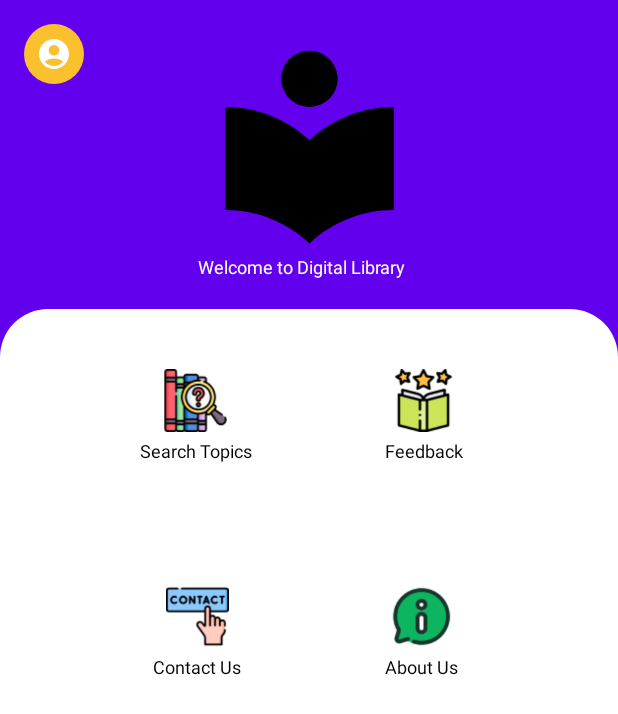
After one commit to saikrishna7093/DigitalLibrary, an Android app built with Jetpack Compose: the LibraryHomeActivity screen opened directly, with no data from a screen before it, on a phone screen of 412 x 824 dp. The commit adds this screen. Shown: the top 714 px of the screen. Run offline under Robolectric (Android 15) with nearby library versions, the phone set to English and light mode, and no system bars.

Commit message:
Second commit

```diff
--- a/app/src/main/AndroidManifest.xml
+++ b/app/src/main/AndroidManifest.xml
@@ -12,6 +12,9 @@
         android:supportsRtl="true"
         android:theme="@style/Theme.DigitalLibrary"
         tools:targetApi="31">
+        <activity
+            android:name=".LibraryHomeActivity"
+            android:exported="false" />
         <activity
             android:name=".OptInActivity"
             android:exported="false" />
--- a/app/src/main/java/com/saikrishnapannela/digitallibrary/GoInActivity.kt
+++ b/app/src/main/java/com/saikrishnapannela/digitallibrary/GoInActivity.kt
@@ -3,6 +3,7 @@ package com.saikrishnapannela.digitallibrary
 import android.app.Activity
 import android.content.Intent
 import android.os.Bundle
+import android.widget.Toast
 import androidx.activity.ComponentActivity
 import androidx.activity.compose.setContent
 import androidx.compose.foundation.Image
@@ -202,10 +203,12 @@ fun GoInScreen() {
 
                                 email.isBlank() -> {
                                     errorMessage = "Please enter your email."
+                                    Toast.makeText(context, "Please enter your email.", Toast.LENGTH_SHORT).show()
                                 }
 
                                 password.isBlank() -> {
                                     errorMessage = "Please enter your password."
+                                    Toast.makeText(context, "Please enter your password.", Toast.LENGTH_SHORT).show()
                                 }
 
 
@@ -214,6 +217,8 @@ fun GoInScreen() {
                                     errorMessage = ""
 
 
+                                    context.startActivity(Intent(context, LibraryHomeActivity::class.java))
+                                    (context as Activity).finish()
 
                                 }
                             }
@@ -223,7 +228,8 @@ fun GoInScreen() {
 
                         modifier = Modifier
                             .fillMaxWidth()
-                            .height(50.dp),
+                            .height(50.dp)
+                            ,
                         shape = RoundedCornerShape(8.dp),
                         colors = ButtonDefaults.buttonColors(containerColor = Color(0xFFFBC02D)) // Yellow button
                     ) {
--- /dev/null
+++ b/app/src/main/java/com/saikrishnapannela/digitallibrary/LibraryHomeActivity.kt
@@ -0,0 +1,253 @@
+package com.saikrishnapannela.digitallibrary
+
+import android.os.Bundle
+import androidx.activity.ComponentActivity
+import androidx.activity.compose.setContent
+import androidx.compose.foundation.Image
+import androidx.compose.foundation.background
+import androidx.compose.foundation.clickable
+import androidx.compose.foundation.layout.Arrangement
+import androidx.compose.foundation.layout.Box
+import androidx.compose.foundation.layout.Column
+import androidx.compose.foundation.layout.Row
+import androidx.compose.foundation.layout.Spacer
+import androidx.compose.foundation.layout.fillMaxSize
+import androidx.compose.foundation.layout.fillMaxWidth
+import androidx.compose.foundation.layout.height
+import androidx.compose.foundation.layout.padding
+import androidx.compose.foundation.layout.size
+import androidx.compose.foundation.layout.width
+import androidx.compose.foundation.shape.CircleShape
+import androidx.compose.foundation.shape.RoundedCornerShape
+import androidx.compose.material.icons.Icons
+import androidx.compose.material.icons.filled.AccountCircle
+import androidx.compose.material.icons.filled.ArrowBack
+import androidx.compose.material3.ExperimentalMaterial3Api
+import androidx.compose.material3.Icon
+import androidx.compose.material3.IconButton
+import androidx.compose.material3.Text
+import androidx.compose.runtime.Composable
+import androidx.compose.ui.Alignment
+import androidx.compose.ui.Modifier
+import androidx.compose.ui.draw.clip
+import androidx.compose.ui.graphics.Color
+import androidx.compose.ui.layout.ContentScale
+import androidx.compose.ui.platform.LocalContext
+import androidx.compose.ui.res.painterResource
+import androidx.compose.ui.text.style.TextAlign
+import androidx.compose.ui.unit.dp
+import androidx.compose.ui.unit.sp
+
+class LibraryHomeActivity : ComponentActivity() {
+    override fun onCreate(savedInstanceState: Bundle?) {
+        super.onCreate(savedInstanceState)
+
+        setContent {
+            LibraryHomeScreen()
+        }
+    }
+}
+
+@Composable
+fun LibraryHomeScreen() {
+    val context = LocalContext.current
+
+    Box(
+        modifier = Modifier
+            .fillMaxSize()
+            .background(Color(0xFF6200EE)) // Light background color
+    ) {
+        // Main Column Layout
+        Column(
+            modifier = Modifier.fillMaxSize(),
+            horizontalAlignment = Alignment.CenterHorizontally
+        ) {
+            // Top Purple Section
+            Box(
+                modifier = Modifier
+                    .fillMaxWidth()
+                    .weight(1f)
+                    .clip(RoundedCornerShape(bottomEnd = 32.dp, bottomStart = 32.dp))
+                    .background(Color(0xFF6200EE)) // Purple color
+            ) {
+                // Image and Arrow Button
+                Column(
+                    modifier = Modifier.align(Alignment.Center)
+                ) {
+
+                    Image(
+                        painter = painterResource(id = R.drawable.baseline_local_library_36), // Replace with your image
+                        contentDescription = "Login Image",
+                        modifier = Modifier
+                            .size(150.dp) // Adjust size as needed
+                    )
+
+                    Text(
+                        text = "Welcome to Digital Library",
+                        fontSize = 12.sp,
+                        textAlign = TextAlign.Center,
+                        color = Color.White
+                    )
+
+                }
+
+                IconButton(
+                    onClick = { /* Handle click */ },
+                    modifier = Modifier
+                        .align(Alignment.TopStart)
+                        .padding(16.dp)
+                        .background(Color(0xFFFBC02D), CircleShape) // Yellow background
+                        .size(40.dp) // Adjust size as needed
+                ) {
+                    Icon(
+                        imageVector = Icons.Default.AccountCircle, // Use a forward arrow
+                        contentDescription = "Arrow",
+                        tint = Color.White
+                    )
+                }
+            }
+
+            // Login Form Section
+            Box(
+                modifier = Modifier
+                    .fillMaxWidth()
+                    .weight(3f)
+                    .clip(RoundedCornerShape(topStart = 32.dp, topEnd = 32.dp))
+                    .background(Color.White)
+                    .padding(horizontal = 16.dp)
+            ) {
+                Column(
+                    modifier = Modifier
+                        .fillMaxWidth()
+                        .padding(top = 16.dp),
+                    horizontalAlignment = Alignment.CenterHorizontally
+                )
+                {
+
+                    Row(
+                        modifier = Modifier
+                            .fillMaxWidth()
+                            .padding(12.dp)
+                            .padding(top = 12.dp, bottom = 0.dp),
+                        horizontalArrangement = Arrangement.SpaceEvenly
+                    ) {
+
+                        Column(
+                            modifier = Modifier
+                                .width(100.dp)
+                                .height(100.dp)
+                                .clickable {
+                                },
+                            horizontalAlignment = Alignment.CenterHorizontally
+                        ) {
+                            Image(
+                                painter = painterResource(id = R.drawable.search_topics),
+                                contentDescription = null,
+                                contentScale = ContentScale.Crop,
+                                modifier = Modifier
+                                    .height(42.dp)
+                                    .width(42.dp)
+                            )
+                            Spacer(modifier = Modifier.height(6.dp))
+
+                            Text(
+                                text = "Search Topics",
+                                fontSize = 12.sp,
+                                textAlign = TextAlign.Center
+                            )
+                        }
+
+                        Column(
+                            modifier = Modifier
+                                .width(100.dp)
+                                .height(100.dp)
+                                .clickable {
+                                },
+                            horizontalAlignment = Alignment.CenterHorizontally
+                        ) {
+                            Image(
+                                painter = painterResource(id = R.drawable.ratings),
+                                contentDescription = null,
+                                contentScale = ContentScale.Crop,
+                                modifier = Modifier
+                                    .height(42.dp)
+                                    .width(42.dp)
+                            )
+                            Spacer(modifier = Modifier.height(6.dp))
+
+
+                            Text(
+                                text = "Feedback",
+                                fontSize = 12.sp,
+                                textAlign = TextAlign.Center
+                            )
+                        }
+
+
+                    }
+
+                    Row(
+                        modifier = Modifier
+                            .fillMaxWidth()
+                            .padding(16.dp)
+                            .padding(top = 16.dp, bottom = 0.dp),
+                        horizontalArrangement = Arrangement.SpaceEvenly
+                    ) {
+
+                        Column(
+                            modifier = Modifier
+                                .width(100.dp)
+                                .height(100.dp)
+                                .clickable {
+                                },
+                            horizontalAlignment = Alignment.CenterHorizontally
+                        ) {
+                            Image(
+                                painter = painterResource(id = R.drawable.contact),
+                                contentDescription = null,
+                                contentScale = ContentScale.Crop,
+                                modifier = Modifier
+                                    .height(42.dp)
+                                    .width(42.dp)
+                            )
+                            Spacer(modifier = Modifier.height(6.dp))
+
+                            Text(
+                                text = "Contact Us",
+                                fontSize = 12.sp,
+                                textAlign = TextAlign.Center
+                            )
+                        }
+
+                        Column(
+                            modifier = Modifier
+                                .width(100.dp)
+                                .height(100.dp)
+                                .clickable {
+                                },
+                            horizontalAlignment = Alignment.CenterHorizontally
+                        ) {
+                            Image(
+                                painter = painterResource(id = R.drawable.information),
+                                contentDescription = null,
+                                contentScale = ContentScale.Crop,
+                                modifier = Modifier
+                                    .height(42.dp)
+                                    .width(42.dp)
+                            )
+                            Spacer(modifier = Modifier.height(6.dp))
+
+
+                            Text(
+                                text = "About Us",
+                                fontSize = 12.sp,
+                                textAlign = TextAlign.Center
+                            )
+                        }
+
+                    }
+                }
+            }
+        }
+    }
+}
```
Also changed, not shown: app/src/main/res/drawable/contact.png (added), app/src/main/res/drawable/information.png (added), app/src/main/res/drawable/ratings.png (added), app/src/main/res/drawable/search_topics.png (added).
